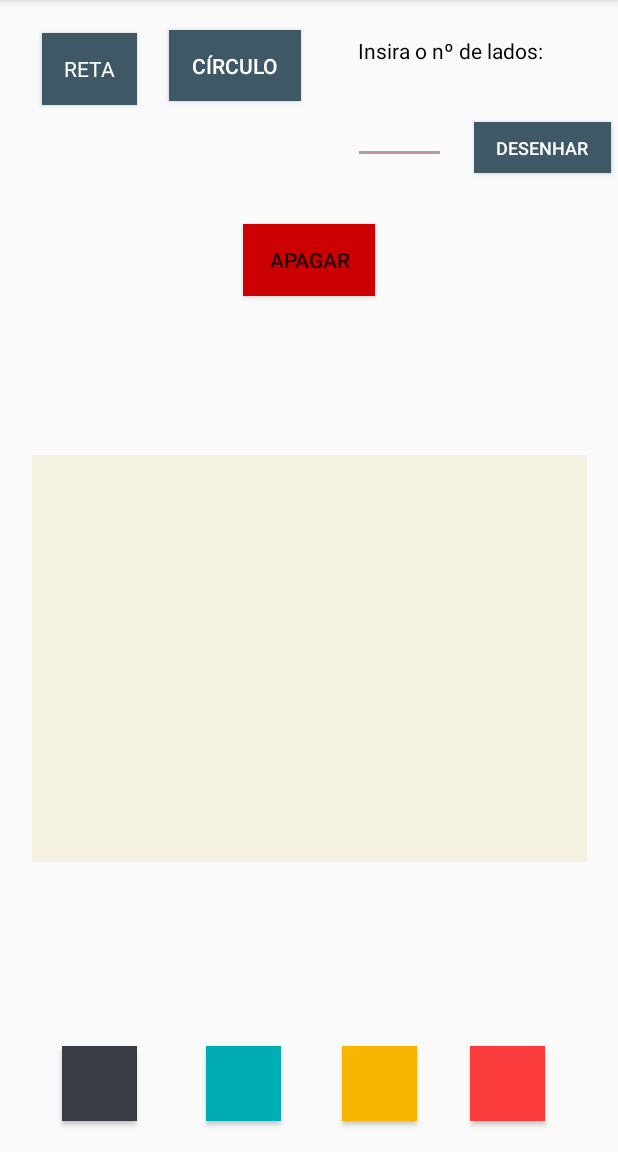
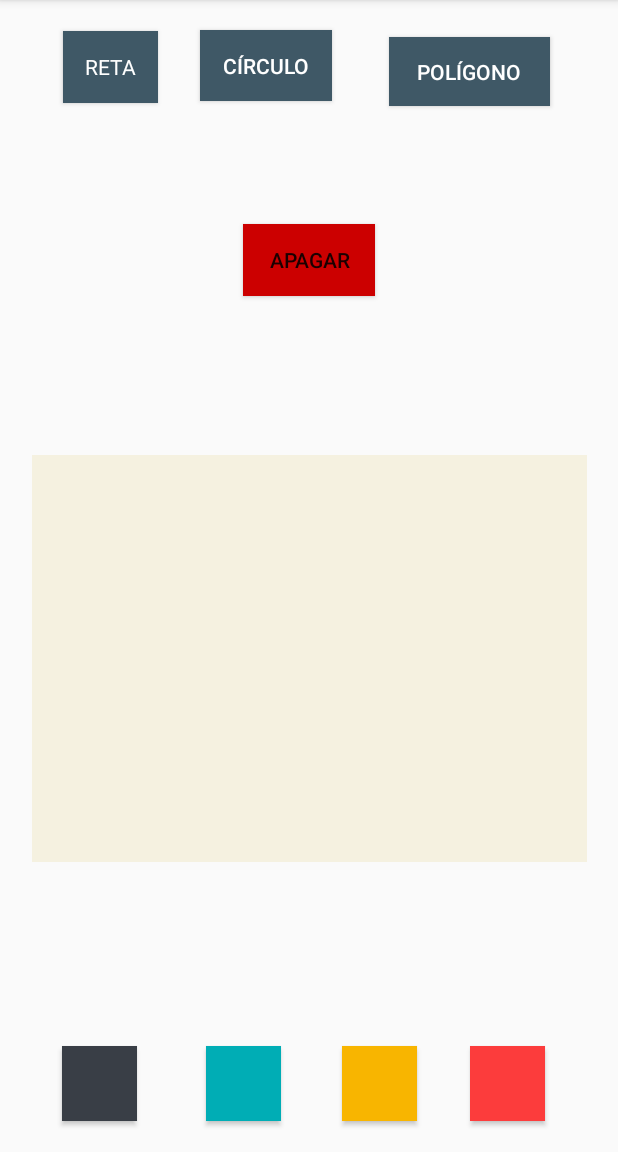
Before and after one commit to soalribeiro/lab5-micro-project, an Android app: the screen it shows after launch (MainActivity), on a phone screen of 412 x 824 dp, the part 84-1236 px from its top. Run offline under Robolectric (Android 15) with nearby library versions, the phone set to English and light mode, and no system bars.

Commit message:
polygon is working :D!

```diff
--- a/app/src/main/java/com/example/soalr/myapplication/Reta.java
+++ b/app/src/main/java/com/example/soalr/myapplication/Reta.java
@@ -15,8 +15,8 @@ public class Reta {
     }
 
     public Ponto2D PontoMedio() {
-        int respostaX = (pinicial.x - pfinal.x)/2;
-        int respostaY = (pinicial.y - pfinal.y)/2;
+        float respostaX = (pinicial.x - pfinal.x)/2;
+        float respostaY = (pinicial.y - pfinal.y)/2;
 
         Ponto2D PtMedio = new Ponto2D(respostaX, respostaY);
 
--- a/app/src/main/res/layout/activity_main.xml
+++ b/app/src/main/res/layout/activity_main.xml
@@ -40,10 +40,10 @@
         android:textSize="14sp"
         app:layout_constraintBottom_toBottomOf="parent"
         app:layout_constraintEnd_toEndOf="parent"
-        app:layout_constraintHorizontal_bias="0.083"
+        app:layout_constraintHorizontal_bias="0.124"
         app:layout_constraintStart_toStartOf="parent"
         app:layout_constraintTop_toTopOf="parent"
-        app:layout_constraintVertical_bias="0.024" />
+        app:layout_constraintVertical_bias="0.022" />
 
     <Button
         android:id="@+id/CirculoBtn"
@@ -61,7 +61,7 @@
         android:textColor="@android:color/white"
         app:layout_constraintBottom_toBottomOf="parent"
         app:layout_constraintEnd_toEndOf="parent"
-        app:layout_constraintHorizontal_bias="0.339"
+        app:layout_constraintHorizontal_bias="0.407"
         app:layout_constraintStart_toStartOf="parent"
         app:layout_constraintTop_toTopOf="parent"
         app:layout_constraintVertical_bias="0.017" />
@@ -147,46 +147,20 @@
         app:layout_constraintTop_toTopOf="parent"
         app:layout_constraintVertical_bias="0.207" />
 
-    <EditText
-        android:id="@+id/lados"
-        android:layout_width="62dp"
-        android:layout_height="47dp"
-        android:ems="10"
-        android:inputType="numberDecimal"
+    <Button
+        android:id="@+id/poli_lados"
+        android:layout_width="107dp"
+        android:layout_height="46dp"
+        android:background="#3F5866"
+        android:onClick="fig3"
+        android:text="Polígono"
+        android:textColor="@android:color/white"
+        android:textSize="14sp"
         app:layout_constraintBottom_toBottomOf="parent"
         app:layout_constraintEnd_toEndOf="parent"
-        app:layout_constraintHorizontal_bias="0.673"
+        app:layout_constraintHorizontal_bias="0.851"
         app:layout_constraintStart_toStartOf="parent"
         app:layout_constraintTop_toTopOf="parent"
-        app:layout_constraintVertical_bias="0.086" />
-
-    <Button
-        android:id="@+id/poli_lados"
-        android:layout_width="91dp"
-        android:layout_height="34dp"
-        android:background="#3F5866"
-        android:onClick="fig3"
-        android:text="Desenhar"
-        android:textColor="@android:color/white"
-        android:textSize="12sp"
-        app:layout_constraintBottom_toBottomOf="parent"
-        app:layout_constraintEnd_toEndOf="parent"
-        app:layout_constraintHorizontal_bias="0.986"
-        app:layout_constraintStart_toStartOf="parent"
-        app:layout_constraintTop_toTopOf="parent"
-        app:layout_constraintVertical_bias="0.111" />
-
-    <TextView
-        android:id="@+id/textView"
-        android:layout_width="wrap_content"
-        android:layout_height="wrap_content"
-        android:text="Insira o nº de lados:"
-        android:textColor="@android:color/black"
-        app:layout_constraintBottom_toBottomOf="parent"
-        app:layout_constraintEnd_toEndOf="parent"
-        app:layout_constraintHorizontal_bias="0.827"
-        app:layout_constraintStart_toStartOf="parent"
-        app:layout_constraintTop_toTopOf="parent"
-        app:layout_constraintVertical_bias="0.032" />
+        app:layout_constraintVertical_bias="0.034" />
 
 </android.support.constraint.ConstraintLayout>
```
Also changed, not shown: app/src/main/java/com/example/soalr/myapplication/MainActivity.java (+3 -18 lines), app/src/main/java/com/example/soalr/myapplication/MyView.java (+96 -38 lines), app/src/main/java/com/example/soalr/myapplication/Poligono.java (+13 -13 lines), app/src/main/java/com/example/soalr/myapplication/Ponto2D.java (+4 -5 lines).
